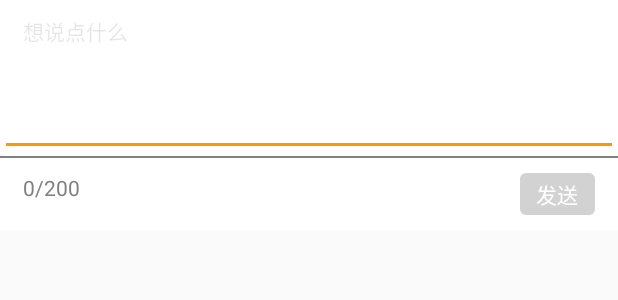
After one commit to sjo146/homework_HL_VR, an Android app: the layout pop_comment_text.xml on its own in the app's theme, with its tools: preview values and no code run, on a phone screen of 412 x 824 dp. The commit adds this screen. Shown: the top 300 px of the screen. Run offline under Robolectric (Android 15) with nearby library versions, the phone set to English and light mode, and no system bars.

Commit message:
评论前端2.0

```diff
--- /dev/null
+++ b/app/src/main/res/drawable/btn_send_normal.xml
@@ -0,0 +1,7 @@
+<?xml version="1.0" encoding="utf-8"?>
+<shape xmlns:android="http://schemas.android.com/apk/res/android"
+       android:shape="rectangle">
+    <corners android:radius="4dp"/>
+    <solid android:color="#FFD2D2D2"/>
+
+</shape>
--- /dev/null
+++ b/app/src/main/res/drawable/btn_send_pressed.xml
@@ -0,0 +1,6 @@
+<?xml version="1.0" encoding="utf-8"?>
+<shape xmlns:android="http://schemas.android.com/apk/res/android"
+       android:shape="rectangle">
+    <corners android:radius="4dp"/>
+    <solid android:color="#F9780D"/>
+</shape>
--- /dev/null
+++ b/app/src/main/res/layout/pop_comment_text.xml
@@ -0,0 +1,101 @@
+<?xml version="1.0" encoding="utf-8"?>
+<RelativeLayout xmlns:android="http://schemas.android.com/apk/res/android"
+                xmlns:tools="http://schemas.android.com/tools"
+                android:id="@+id/rl_outside_view"
+                android:layout_width="match_parent"
+                android:layout_height="wrap_content"
+                android:orientation="horizontal">
+
+    <LinearLayout
+            android:id="@+id/rl_inputdlg_view"
+            android:layout_width="match_parent"
+            android:layout_height="wrap_content"
+            android:background="@color/white"
+            android:orientation="vertical">
+
+        <ImageView
+                android:id="@+id/iv_smile"
+                android:layout_width="wrap_content"
+                android:layout_height="wrap_content"
+                android:visibility="gone"/>
+
+        <EditText
+                android:id="@+id/et_input_message"
+                android:layout_width="match_parent"
+                android:layout_height="wrap_content"
+                android:gravity="top"
+                android:hint="想说点什么"
+                android:imeOptions="flagNoExtractUi"
+                android:lineSpacingMultiplier="1.2"
+                android:maxLength="2000"
+                android:maxLines="6"
+                android:minHeight="104dp"
+                android:paddingBottom="10dp"
+                android:paddingLeft="15dp"
+                android:paddingRight="15dp"
+                android:paddingTop="10dp"
+                android:scrollbars="vertical"
+                android:textColor="#FF333333"
+                android:textColorHint="@color/c4"
+                android:textSize="14dp"
+                tools:ignore="InvalidImeActionId"/>
+
+        <View
+                android:layout_width="match_parent"
+                android:layout_height="1dp"
+                android:background="@color/gray"/>
+
+        <LinearLayout
+                android:id="@+id/confirm_area"
+                android:layout_width="match_parent"
+                android:layout_height="wrap_content"
+                android:layout_gravity="center"
+                android:gravity="right"
+                android:orientation="horizontal">
+
+            <ImageView
+                    android:layout_width="wrap_content"
+                    android:layout_height="wrap_content"
+                    android:layout_gravity="center"
+                    android:paddingRight="10dp"
+                    android:visibility="gone"/>
+            <LinearLayout
+
+                    android:layout_width="match_parent"
+                    android:layout_height="wrap_content"
+                    android:orientation="horizontal"
+                    android:paddingBottom="10dp"
+                    android:paddingLeft="15dp"
+                    android:paddingTop="10dp">
+
+                <TextView
+                        android:id="@+id/tv_test"
+                        android:layout_width="wrap_content"
+                        android:layout_height="wrap_content"
+                        android:text="0/200"
+                        android:textColor="@color/gray"/>
+
+                <LinearLayout
+                        android:layout_gravity="left"
+                        android:layout_weight="1"
+                        android:id="@+id/ll_tv"
+                        android:layout_width="wrap_content"
+                        android:layout_height="wrap_content"
+                        android:gravity="end"
+                        android:orientation="horizontal"
+                        android:paddingRight="15dp">
+
+
+                    <TextView
+                            android:id="@+id/confrim_btn"
+                            android:layout_width="50dp"
+                            android:layout_height="28dp"
+                            android:background="@drawable/btn_send_normal"
+                            android:gravity="center"
+                            android:text="发送"
+                            android:textColor="@color/white"/>
+                </LinearLayout>
+            </LinearLayout>
+        </LinearLayout>
+    </LinearLayout>
+</RelativeLayout>
```
Also changed, not shown: app/src/main/AndroidManifest.xml (+5 -4 lines), app/src/main/java/com/sunfusheng/vr/Comment/CommentActivity.java (+14 -1 lines), app/src/main/java/com/sunfusheng/vr/Comment/CommentFragment.java (added, +96 -0 lines), app/src/main/java/com/sunfusheng/vr/Comment/InputTextMsgDialog.java (added, +237 -0 lines), app/src/main/java/com/sunfusheng/vr/adapter/RecycleAdapter.java (+10 -0 lines), app/src/main/java/com/sunfusheng/vr/model/Comment.java (added, +40 -0 lines), app/src/main/res/anim/anim_enter_from_bottom.xml (added, +15 -0 lines), app/src/main/res/anim/anim_exit_from_bottom.xml (added, +15 -0 lines), app/src/main/res/layout/activity_comment.xml (+10 -12 lines), app/src/main/res/layout/fragment_comment_display.xml (added, +12 -0 lines), app/src/main/res/layout/nocomment.xml (added, +14 -0 lines), app/src/main/res/values/styles.xml (+18 -0 lines), app/src/main/res/mipmap-xxxhdpi/pic_pinglun.png (added).
